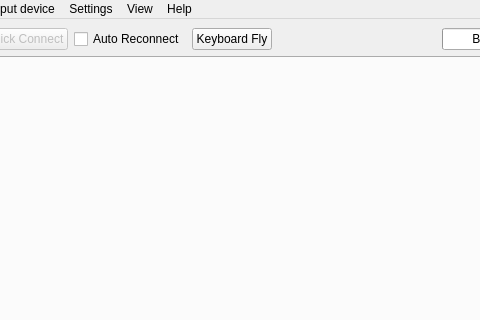
Old version of the form lib/cfclient/ui/main.ui in the repository snowd/crazyflie-clients-python; both pictures show x 115 to 595 and y 0 to 320 of the 872 by 641 pixel window.
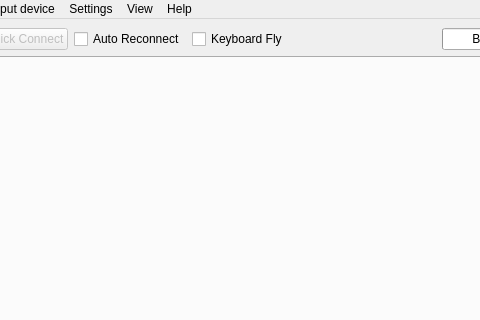
New version of the form.

Commit message: update keyboard control ui

Diff of the .ui file:
```diff
--- a/lib/cfclient/ui/main.ui
+++ b/lib/cfclient/ui/main.ui
@@ -137,7 +137,7 @@
          </widget>
         </item>
         <item row="0" column="3">
-         <widget class="QPushButton" name="keyControlButton">
+         <widget class="QCheckBox" name="useKeyboardControl">
           <property name="text">
            <string>Keyboard Fly</string>
           </property>
```
Left out of the diff: 21 changed lines with no effect on the pictures. The commit also changes 1 other file.
